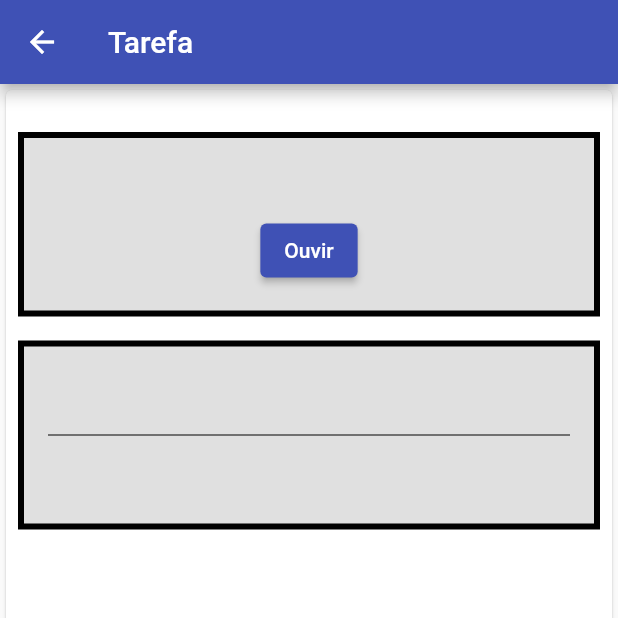
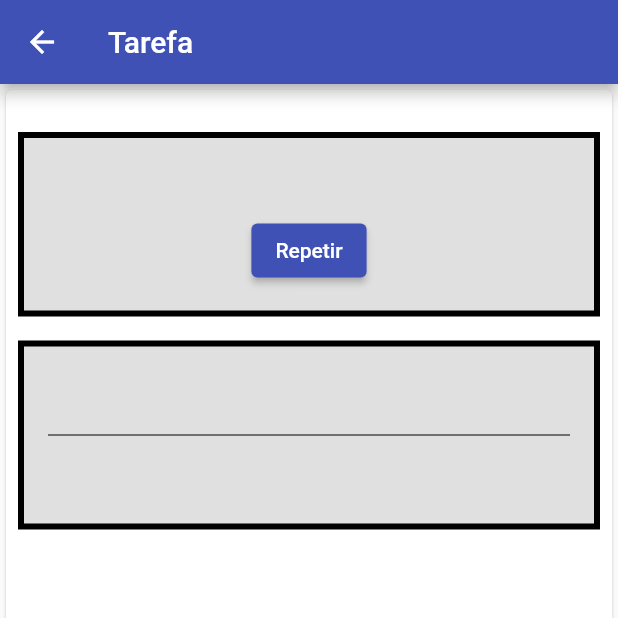
Before and after one commit to luisjr00/TCC_IFSP, a Flutter app: the TarefaPage screen opened directly with empty values, on a phone screen of 412 x 824 dp, the top half of it. Run offline on Flutter 3.47's test engine with Material 2 defaults, Android fonts, the phone set to English and light mode, and no system bars; our stand-ins replace flutter_tts; missing offline and left inert: validatorless.

Commit message:
alterando campoData e colocando pra falar a descrição logo ao abrir tarefa

```diff
--- a/lib/main.dart
+++ b/lib/main.dart
@@ -17,7 +17,7 @@ class MyApp extends StatelessWidget {
         GlobalWidgetsLocalizations.delegate,
         GlobalMaterialLocalizations.delegate,
       ],
-      //supportedLocales: const [Locale("pt", "BR")],
+      supportedLocales: const [Locale("pt", "BR")],
       title: 'Teste TCC',
       debugShowCheckedModeBanner: false,
       theme: ThemeData(primarySwatch: Colors.indigo),
--- a/lib/screens/cadastro.page1.dart
+++ b/lib/screens/cadastro.page1.dart
@@ -68,7 +68,7 @@ class _CadastroPage1 extends State<CadastroPage1> {
         ),
       );
     } else if (response.statusCode == 500) {
-      var mensagem = Text(json[0]['message']).toString();
+      var mensagem = json[0]['message'].toString();
       showDialog(
         context: context,
         builder: (BuildContext context) {
--- a/lib/screens/tarefa.page.dart
+++ b/lib/screens/tarefa.page.dart
@@ -104,8 +104,13 @@ class _TarefaPageState extends State<TarefaPage> {
     super.dispose();
   }
 
+  bool _reproduzSom = true;
   @override
   Widget build(BuildContext context) {
+    if (_reproduzSom) {
+      speak();
+      _reproduzSom = false;
+    }
     return Scaffold(
       appBar: AppBar(title: Text('Tarefa')),
       body: Center(
@@ -142,7 +147,7 @@ class _TarefaPageState extends State<TarefaPage> {
                                 onPressed: () {
                                   isSpeaking ? stop() : speak();
                                 },
-                                child: Text(isSpeaking ? "Stop" : "Ouvir"),
+                                child: Text(isSpeaking ? "Parar" : "Repetir"),
                               )
                             ],
                           ),
```
